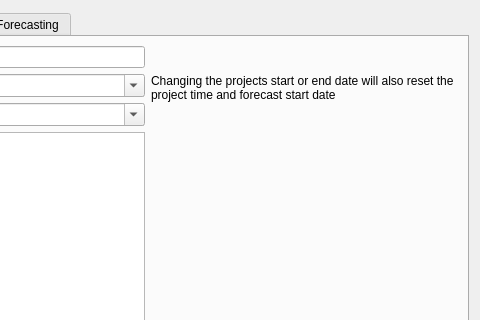
Before: the Qt Designer form RAMSIS/ui/views/projectsettingswindow.ui in swiss-seismological-service/hermes, drawn with Qt 5; both pictures show x 286 to 766 and y 0 to 320 of the 766 by 548 pixel window.
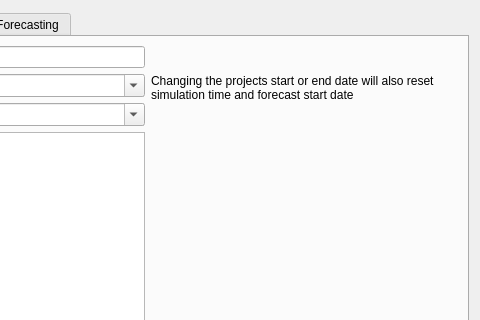
After: the same form once the commit is applied.

What changed in the file:
```diff
--- a/RAMSIS/ui/views/projectsettingswindow.ui
+++ b/RAMSIS/ui/views/projectsettingswindow.ui
@@ -121,7 +121,7 @@
           <bool>true</bool>
          </property>
          <property name="text">
-          <string>Changing the projects start or end date will also reset the project time and forecast start date</string>
+          <string>Changing the projects start or end date will also reset simulation time and forecast start date</string>
          </property>
          <property name="alignment">
           <set>Qt::AlignLeading|Qt::AlignLeft|Qt::AlignTop</set>
```
